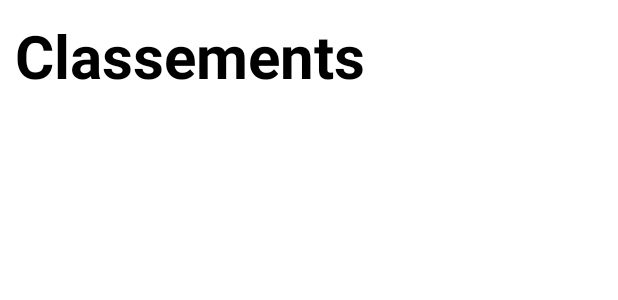
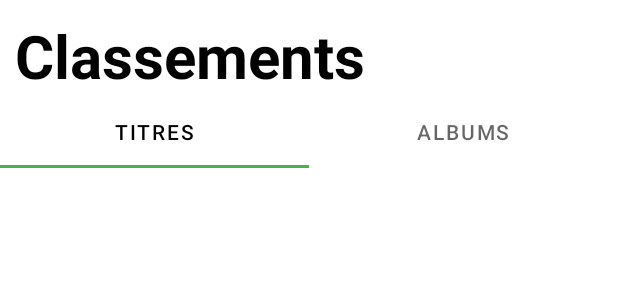
Before and after one commit to Ancelotow/projet_esgi_android, an Android app: the layout fragment_rank.xml on its own in the app's theme, with its tools: preview values and no code run, on a phone screen of 412 x 824 dp. Shown: the top 300 px of the screen. Run offline under Robolectric (Android 15) with nearby library versions, the phone set to English and light mode, and no system bars; network calls fail.

Commit message:
.feat: list of albums

```diff
--- a/app/build.gradle
+++ b/app/build.gradle
@@ -47,6 +47,8 @@ dependencies {
     implementation 'com.squareup.picasso:picasso:2.71828'
     implementation 'androidx.navigation:navigation-fragment-ktx:2.4.2'
     implementation 'androidx.navigation:navigation-ui-ktx:2.4.2'
+    implementation 'androidx.lifecycle:lifecycle-livedata-ktx:2.4.1'
+    implementation 'androidx.lifecycle:lifecycle-viewmodel-ktx:2.4.1'
     testImplementation 'junit:junit:4.13.2'
     androidTestImplementation 'androidx.test.ext:junit:1.1.3'
     androidTestImplementation 'androidx.test.espresso:espresso-core:3.4.0'
--- a/app/src/main/res/layout/fragment_rank.xml
+++ b/app/src/main/res/layout/fragment_rank.xml
@@ -23,6 +23,28 @@
             android:layout_marginTop="10dp"
             app:layout_constraintTop_toTopOf="parent" />
 
+        <com.google.android.material.tabs.TabLayout
+            android:id="@+id/tabs"
+            android:layout_width="match_parent"
+            android:layout_height="wrap_content"
+            app:tabSelectedTextColor="@color/black"
+            app:tabIndicatorColor="@color/green"
+            app:layout_constraintTop_toBottomOf="@id/title">
+
+            <com.google.android.material.tabs.TabItem
+                android:id="@+id/tabTrack"
+                android:layout_height="match_parent"
+                android:layout_width="50dp"
+                android:text="@string/rank_tracks" />
+
+            <com.google.android.material.tabs.TabItem
+                android:id="@+id/tabAlbum"
+                android:layout_height="match_parent"
+                android:layout_width="50dp"
+                android:text="@string/rank_albums" />
+
+        </com.google.android.material.tabs.TabLayout>
+
         <androidx.recyclerview.widget.RecyclerView
             android:id="@+id/recyclerview"
             android:layout_width="match_parent"
@@ -30,7 +52,7 @@
             android:orientation="vertical"
             android:layout_marginStart="10dp"
             android:layout_marginVertical="10dp"
-            app:layout_constraintTop_toBottomOf="@id/title"
+            app:layout_constraintTop_toBottomOf="@id/tabs"
             app:layout_constraintBottom_toBottomOf="parent"/>
 
     </androidx.constraintlayout.widget.ConstraintLayout>
```
Also changed, not shown: app/src/main/java/com/esgi/yfitops/RankFragment.kt (+73 -22 lines), app/src/main/java/com/esgi/yfitops/models/entities/Album.kt (added, +30 -0 lines), app/src/main/java/com/esgi/yfitops/models/entities/Rank.kt (added, +17 -0 lines), app/src/main/java/com/esgi/yfitops/models/entities/Track.kt (+8 -2 lines), app/src/main/java/com/esgi/yfitops/models/services/AlbumService.kt (added, +41 -0 lines), app/src/main/res/values/themes.xml (+9 -0 lines), app/src/main/res/layout/item_rank.xml (renamed from app/src/main/res/layout/item_track.xml).
